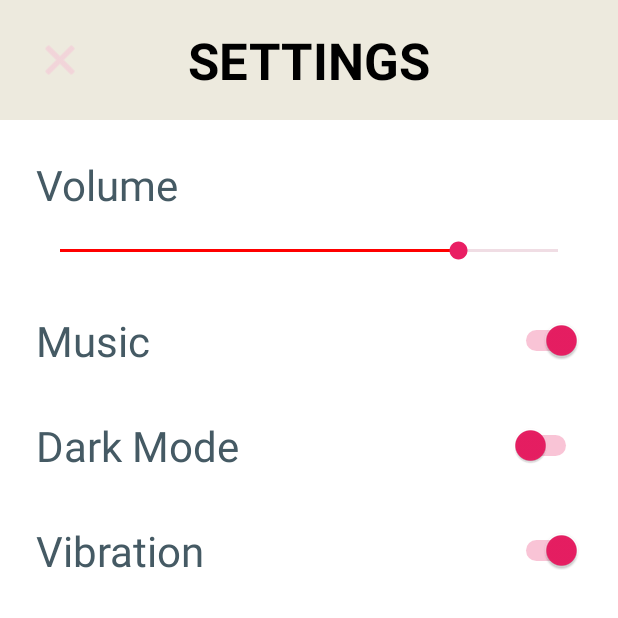
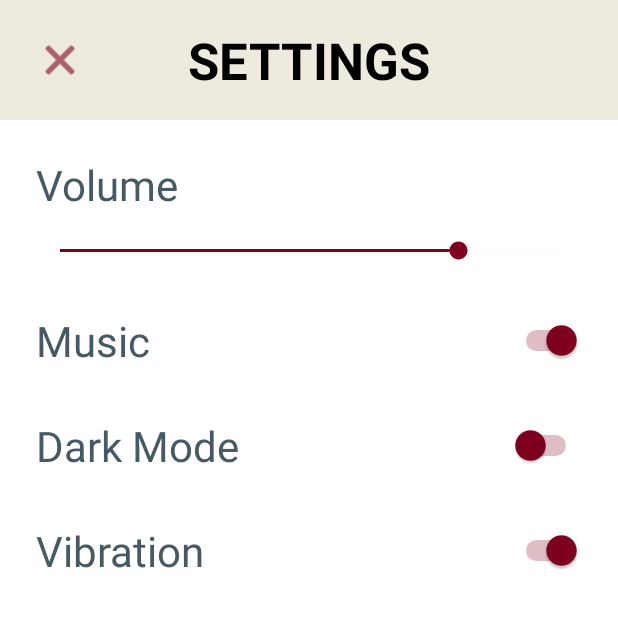
Before and after one commit to an-m1/EECS4443_MemoryGame, an Android app: the screen it shows after launch (SettingsActivity), after a tap on "SETTINGS", on a phone screen of 412 x 824 dp, the top half of it. Run offline under Robolectric (Android 15) with nearby library versions, the phone set to English and light mode, and no system bars.

Commit message:
Implementing the Dark Mode

```diff
--- a/MemoryCardGame/app/src/main/AndroidManifest.xml
+++ b/MemoryCardGame/app/src/main/AndroidManifest.xml
@@ -2,12 +2,13 @@
 <manifest xmlns:android="http://schemas.android.com/apk/res/android">
 
     <application
+        android:name=".MemoryGameApplication"
         android:allowBackup="true"
         android:icon="@mipmap/ic_launcher"
         android:label="@string/app_name"
         android:roundIcon="@mipmap/ic_launcher_round"
         android:supportsRtl="true"
-        android:theme="@style/Theme.AppCompat.Light.NoActionBar">
+        android:theme="@style/AppTheme">
 
 
         <activity
--- a/MemoryCardGame/app/src/main/java/com/example/memorycardgame/MemoryGameApplication.java
+++ b/MemoryCardGame/app/src/main/java/com/example/memorycardgame/MemoryGameApplication.java
@@ -1,4 +1,13 @@
 package com.example.memorycardgame;
 
-public class MemoryGameApplication {
+import android.app.Application;
+
+public class MemoryGameApplication extends Application {
+    @Override
+    public void onCreate() {
+        super.onCreate();
+
+        // Apply saved theme
+        ThemeManager.applyTheme(this);
+    }
 }
--- a/MemoryCardGame/app/src/main/java/com/example/memorycardgame/SettingsActivity.java
+++ b/MemoryCardGame/app/src/main/java/com/example/memorycardgame/SettingsActivity.java
@@ -2,6 +2,7 @@ package com.example.memorycardgame;
 
 import android.os.Bundle;
 import android.view.View;
+import android.widget.Button;
 import android.widget.ImageButton;
 import android.widget.SeekBar;
 import android.widget.Switch;
@@ -26,6 +27,9 @@ public class SettingsActivity extends AppCompatActivity {
         musicSwitch = findViewById(R.id.musicSwitch);
         darkModeSwitch = findViewById(R.id.darkModeSwitch);
         vibrationSwitch = findViewById(R.id.vibrationSwitch);
+
+        // Initialize the dark mode switch state
+        darkModeSwitch.setChecked(ThemeManager.isDarkMode(this));
 
         // Set up back button to close this activity
         backButton.setOnClickListener(new View.OnClickListener() {
@@ -58,8 +62,10 @@ public class SettingsActivity extends AppCompatActivity {
             // TODO
         });
 
+        // Set up switch listeners
         darkModeSwitch.setOnCheckedChangeListener((buttonView, isChecked) -> {
-            // TODO
+            ThemeManager.setDarkMode(this, isChecked);
+            recreate(); // Recreate the activity to apply the theme
         });
 
         vibrationSwitch.setOnCheckedChangeListener((buttonView, isChecked) -> {
--- a/MemoryCardGame/app/src/main/java/com/example/memorycardgame/ThemeManager.java
+++ b/MemoryCardGame/app/src/main/java/com/example/memorycardgame/ThemeManager.java
@@ -1,4 +1,37 @@
 package com.example.memorycardgame;
 
+import android.content.Context;
+import android.content.SharedPreferences;
+import androidx.appcompat.app.AppCompatDelegate;
+
 public class ThemeManager {
+    private static final String PREFS_NAME = "theme_prefs";
+    private static final String KEY_IS_DARK_MODE = "is_dark_mode";
+
+    public static void setDarkMode(Context context, boolean isDarkMode) {
+        // Save the preference
+        SharedPreferences prefs = context.getSharedPreferences(PREFS_NAME, Context.MODE_PRIVATE);
+        prefs.edit().putBoolean(KEY_IS_DARK_MODE, isDarkMode).apply();
+
+        // Apply the theme
+        if (isDarkMode) {
+            AppCompatDelegate.setDefaultNightMode(AppCompatDelegate.MODE_NIGHT_YES);
+        } else {
+            AppCompatDelegate.setDefaultNightMode(AppCompatDelegate.MODE_NIGHT_NO);
+        }
+    }
+
+    public static boolean isDarkMode(Context context) {
+        SharedPreferences prefs = context.getSharedPreferences(PREFS_NAME, Context.MODE_PRIVATE);
+        return prefs.getBoolean(KEY_IS_DARK_MODE, false);
+    }
+
+    public static void applyTheme(Context context) {
+        boolean isDarkMode = isDarkMode(context);
+        if (isDarkMode) {
+            AppCompatDelegate.setDefaultNightMode(AppCompatDelegate.MODE_NIGHT_YES);
+        } else {
+            AppCompatDelegate.setDefaultNightMode(AppCompatDelegate.MODE_NIGHT_NO);
+        }
+    }
 }
--- a/MemoryCardGame/app/src/main/res/layout/activity_settings.xml
+++ b/MemoryCardGame/app/src/main/res/layout/activity_settings.xml
@@ -1,39 +1,48 @@
 <?xml version="1.0" encoding="utf-8"?>
 <RelativeLayout xmlns:android="http://schemas.android.com/apk/res/android"
     xmlns:app="http://schemas.android.com/apk/res-auto"
+    xmlns:tools="http://schemas.android.com/tools"
     android:layout_width="match_parent"
     android:layout_height="match_parent"
-    android:background="#FFFFFF">
-    <!--FFF2E0 is also a good colour-->
 
+    android:background="?attr/colorBackground"
+
+    tools:context=".SettingsActivity"
+    tools:theme="@style/AppTheme">
+
+    <!-- Header layout -->
     <RelativeLayout
         android:id="@+id/headerLayout"
         android:layout_width="match_parent"
         android:layout_height="wrap_content"
-        android:padding="16dp"
-        android:background="#EDEADE">
-        <!--C2723B is also a good colour-->
+        android:background="?attr/colorHeader"
+
+        android:padding="16dp">
+
         <ImageButton
             android:id="@+id/backButton"
             android:layout_width="48dp"
             android:layout_height="48dp"
-            android:src="@android:drawable/ic_menu_close_clear_cancel"
+            android:layout_alignParentStart="true"
+            android:layout_centerVertical="true"
             android:background="?attr/selectableItemBackgroundBorderless"
             android:contentDescription="Back"
-            android:layout_alignParentStart="true"
-            android:layout_centerVertical="true"
-            app:tint="#F5C6D6" />
+            android:src="@android:drawable/ic_menu_close_clear_cancel"
+
+            app:tint="?attr/colorAccent" />
 
         <TextView
             android:layout_width="wrap_content"
             android:layout_height="wrap_content"
+            android:layout_centerInParent="true"
             android:text="SETTINGS"
+            android:textColor="?attr/colorTextPrimary"
+
             android:textSize="34sp"
-            android:textStyle="bold"
-            android:textColor="#000000"
-            android:layout_centerInParent="true"/>
+            android:textStyle="bold" />
     </RelativeLayout>
 
+    <!-- Scrollable content below the header -->
     <ScrollView
         android:layout_width="match_parent"
         android:layout_height="match_parent"
@@ -49,21 +58,25 @@
             <TextView
                 android:layout_width="wrap_content"
                 android:layout_height="wrap_content"
+                android:layout_marginBottom="16dp"
                 android:text="Volume"
-                android:textSize="28sp"
-                android:textColor="#455A64"
-                android:layout_marginBottom="16dp"/>
+
+                android:textColor="?attr/colorTextSecondary"
+                android:textSize="28sp" />
 
             <SeekBar
                 android:id="@+id/volumeSeekBar"
                 android:layout_width="match_parent"
                 android:layout_height="wrap_content"
+                android:layout_marginBottom="32dp"
+
+                android:minHeight="8dp"
                 android:progress="80"
-                android:progressTint="#FF0000"
-                android:progressBackgroundTint="#C67B96"
-                android:thumbTint="#E91E63"
-                android:minHeight="8dp"
-                android:layout_marginBottom="32dp"/>
+
+                android:progressBackgroundTint="?attr/colorCard"
+
+                android:progressTint="?attr/colorAccent"
+                android:thumbTint="?attr/colorAccent" />
 
             <!-- Music -->
             <RelativeLayout
@@ -74,21 +87,22 @@
                 <TextView
                     android:layout_width="wrap_content"
                     android:layout_height="wrap_content"
+                    android:layout_alignParentStart="true"
+                    android:layout_centerVertical="true"
                     android:text="Music"
-                    android:textSize="28sp"
-                    android:textColor="#455A64"
-                    android:layout_alignParentStart="true"
-                    android:layout_centerVertical="true"/>
+                    android:textColor="?attr/colorTextSecondary"
+                    android:textSize="28sp" />
 
                 <Switch
                     android:id="@+id/musicSwitch"
                     android:layout_width="wrap_content"
                     android:layout_height="wrap_content"
-                    android:checked="true"
                     android:layout_alignParentEnd="true"
                     android:layout_centerVertical="true"
-                    android:thumbTint="#E91E63"
-                    android:trackTint="#E91E63"/>
+                    android:checked="true"
+
+                    android:thumbTint="?attr/colorAccent"
+                    android:trackTint="?attr/colorAccent" />
             </RelativeLayout>
 
             <!-- Dark Mode -->
@@ -100,21 +114,22 @@
                 <TextView
                     android:layout_width="wrap_content"
                     android:layout_height="wrap_content"
+                    android:layout_alignParentStart="true"
+                    android:layout_centerVertical="true"
                     android:text="Dark Mode"
-                    android:textSize="28sp"
-                    android:textColor="#455A64"
-                    android:layout_alignParentStart="true"
-                    android:layout_centerVertical="true"/>
+                    android:textColor="?attr/colorTextSecondary"
+                    android:textSize="28sp" />
 
                 <Switch
                     android:id="@+id/darkModeSwitch"
                     android:layout_width="wrap_content"
                     android:layout_height="wrap_content"
-                    android:checked="false"
                     android:layout_alignParentEnd="true"
                     android:layout_centerVertical="true"
-                    android:thumbTint="#E91E63"
-                    android:trackTint="#E91E63"/>
+                    android:checked="false"
+
+                    android:thumbTint="?attr/colorAccent"
+                    android:trackTint="?attr/colorAccent" />
             </RelativeLayout>
 
             <!-- Vibration -->
@@ -126,21 +141,22 @@
                 <TextView
                     android:layout_width="wrap_content"
                     android:layout_height="wrap_content"
+                    android:layout_alignParentStart="true"
+                    android:layout_centerVertical="true"
                     android:text="Vibration"
-                    android:textSize="28sp"
-                    android:textColor="#455A64"
-                    android:layout_alignParentStart="true"
-                    android:layout_centerVertical="true"/>
+                    android:textColor="?attr/colorTextSecondary"
+                    android:textSize="28sp" />
 
                 <Switch
                     android:id="@+id/vibrationSwitch"
                     android:layout_width="wrap_content"
                     android:layout_height="wrap_content"
-                    android:checked="true"
                     android:layout_alignParentEnd="true"
                     android:layout_centerVertical="true"
-                    android:thumbTint="#E91E63"
-                    android:trackTint="#E91E63"/>
+                    android:checked="true"
+
+                    android:thumbTint="?attr/colorAccent"
+                    android:trackTint="?attr/colorAccent" />
             </RelativeLayout>
         </LinearLayout>
     </ScrollView>
--- a/MemoryCardGame/app/src/main/res/values-night/themes.xml
+++ b/MemoryCardGame/app/src/main/res/values-night/themes.xml
@@ -1,17 +1,24 @@
-<resources xmlns:tools="http://schemas.android.com/tools">
-    <!-- Base application theme. -->
-    <style name="Theme.MemoryCardGame" parent="Theme.MaterialComponents.DayNight.DarkActionBar">
-        <!-- Primary brand color. -->
-        <item name="colorPrimary">@color/purple_200</item>
-        <item name="colorPrimaryVariant">@color/purple_700</item>
-        <item name="colorOnPrimary">@color/black</item>
-        <!-- Secondary brand color. -->
-        <item name="colorSecondary">@color/teal_200</item>
-        <item name="colorSecondaryVariant">@color/teal_200</item>
-        <item name="colorOnSecondary">@color/black</item>
-        <!-- Status bar color. -->
-        <item name="android:statusBarColor">?attr/colorPrimaryVariant</item>
-        <!-- Customize your theme here. -->
-        <item name="android:windowBackground">@drawable/darkmodebackground</item>
+<resources>
+    <!-- Dark theme -->
+    <style name="AppTheme" parent="Theme.AppCompat.NoActionBar">
+        <!-- Background colors -->
+        <item name="colorBackground">@color/dark_background</item>
+        <item name="colorHeader">@color/dark_header</item>
+        <item name="colorCard">@color/dark_card</item>
+        <item name="colorAccent">@color/dark_accent</item>
+
+        <!-- Text colors -->
+        <item name="colorTextPrimary">@color/light_text</item>
+        <item name="colorTextSecondary">@color/medium_light_text</item>
+
+        <!-- Button colors -->
+        <item name="colorButtonPlay">@color/dark_button_play</item>
+        <item name="colorButtonSettings">@color/dark_button_settings</item>
+
+        <!-- Pause Menu button colors (light theme) -->
+        <item name="colorButtonResume">#4CAF50</item>       <!-- Green -->
+        <item name="colorButtonRestart">#FF5722</item>     <!-- Deep Orange -->
+        <item name="colorButtonThemeToggle">#2196F3</item> <!-- Blue -->
+        <item name="colorButtonMainMenu">#818689</item>    <!-- Gray -->
     </style>
 </resources>
--- a/MemoryCardGame/app/src/main/res/values/colors.xml
+++ b/MemoryCardGame/app/src/main/res/values/colors.xml
@@ -9,4 +9,25 @@
     <color name="white">#FFFFFFFF</color>
     <color name="header">#7CED9494</color>
     <color name="header2">#33ED9494</color>
+
+
+    <!-- Light theme colors -->
+    <color name="light_background">#FFFFFF</color>
+    <color name="light_header">#EDEADE</color>
+    <color name="light_card">#F9F6EE</color>
+    <color name="dark_text">#000000</color>
+    <color name="medium_text">#455A64</color>
+    <color name="light_button_play">#35CC3C</color>
+    <color name="light_button_settings">#C5AA82</color>
+    <color name="light_accent">#800020</color>
+
+    <!-- Dark theme colors -->
+    <color name="dark_background">#2B2D30</color>
+    <color name="dark_header">#1E1E1E</color>
+    <color name="dark_card">#2D2D2D</color>
+    <color name="light_text">#FFFFFF</color>
+    <color name="medium_light_text">#B0B0B0</color>
+    <color name="dark_button_play">#00C853</color>
+    <color name="dark_button_settings">#FF9100</color>
+    <color name="dark_accent">#F0FFFF</color>
 </resources>
--- a/MemoryCardGame/app/src/main/res/values/themes.xml
+++ b/MemoryCardGame/app/src/main/res/values/themes.xml
@@ -1,17 +1,24 @@
-<resources xmlns:tools="http://schemas.android.com/tools">
-    <!-- Base application theme. -->
-    <style name="Theme.MemoryCardGame" parent="Theme.MaterialComponents.DayNight.DarkActionBar">
-        <!-- Primary brand color. -->
-        <item name="colorPrimary">@color/purple_500</item>
-        <item name="colorPrimaryVariant">@color/purple_700</item>
-        <item name="colorOnPrimary">@color/white</item>
-        <!-- Secondary brand color. -->
-        <item name="colorSecondary">@color/teal_200</item>
-        <item name="colorSecondaryVariant">@color/teal_700</item>
-        <item name="colorOnSecondary">@color/black</item>
-        <!-- Status bar color. -->
-        <item name="android:statusBarColor">?attr/colorPrimaryVariant</item>
-        <!-- Customize your theme here. -->
-        <item name="android:windowBackground">@drawable/background</item>
+<resources>
+    <!-- Light/Default theme -->
+    <style name="AppTheme" parent="Theme.AppCompat.Light.NoActionBar">
+        <!-- Background colors -->
+        <item name="colorBackground">@color/light_background</item>
+        <item name="colorHeader">@color/light_header</item>
+        <item name="colorCard">@color/light_card</item>
+        <item name="colorAccent">@color/light_accent</item>
+
+        <!-- Text colors -->
+        <item name="colorTextPrimary">@color/dark_text</item>
+        <item name="colorTextSecondary">@color/medium_text</item>
+
+        <!-- Button colors -->
+        <item name="colorButtonPlay">@color/light_button_play</item>
+        <item name="colorButtonSettings">@color/light_button_settings</item>
+
+        <!-- Pause Menu button colors (light theme) -->
+        <item name="colorButtonResume">#4CAF50</item>       <!-- Green -->
+        <item name="colorButtonRestart">#FF5722</item>     <!-- Deep Orange -->
+        <item name="colorButtonThemeToggle">#2196F3</item> <!-- Blue -->
+        <item name="colorButtonMainMenu">#818689</item>    <!-- Gray -->
     </style>
 </resources>
```
Also changed, not shown: MemoryCardGame/app/src/main/java/com/example/memorycardgame/MainActivity.java (+0 -9 lines), MemoryCardGame/app/src/main/res/layout/activity_home.xml (+7 -8 lines), MemoryCardGame/app/src/main/res/layout/activity_main.xml (+47 -30 lines), MemoryCardGame/app/src/main/res/values/attrs.xml (+13 -0 lines).
